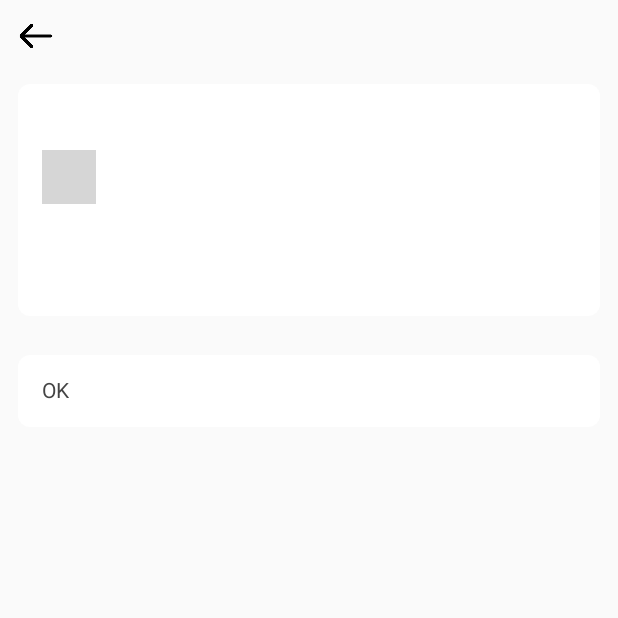
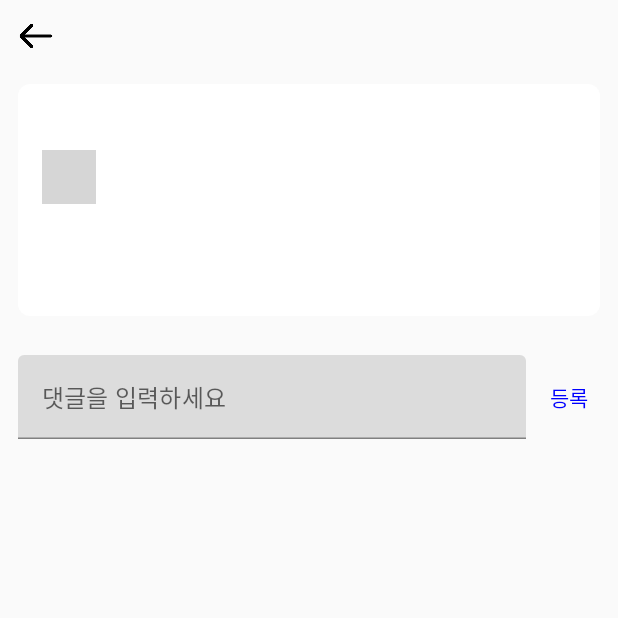
Before and after one commit to ikiki1008/EthanDemoProject, an Android app built with Jetpack Compose: the PostDetailActivity screen opened directly, with no data from a screen before it, on a phone screen of 412 x 824 dp, the top half of it. Run offline under Robolectric (Android 15) with nearby library versions, the phone set to English and light mode, and no system bars; our stand-ins replace Room's generated code; pictures from the network do not load; grey boxes are pictures that could not be loaded.

Commit message:
added comments function with using room db

```diff
--- /dev/null
+++ b/app/src/main/java/com/example/myapplication/ui/theme/community/AppDataBase.kt
@@ -0,0 +1,10 @@
+package com.example.myapplication.ui.theme.community
+
+import androidx.room.Database
+import androidx.room.RoomDatabase
+import com.example.myapplication.ui.theme.dataclass.CommentEntity
+
+@Database (entities = [CommentEntity::class], version = 1)
+abstract class AppDataBase : RoomDatabase() {
+    abstract fun commentDao(): CommentDao
+}
--- /dev/null
+++ b/app/src/main/java/com/example/myapplication/ui/theme/community/CommentViewModel.kt
@@ -0,0 +1,39 @@
+package com.example.myapplication.ui.theme.community
+
+import android.app.Application
+import androidx.lifecycle.AndroidViewModel
+import androidx.lifecycle.viewModelScope
+import androidx.room.Room
+import com.example.myapplication.ui.theme.dataclass.CommentEntity
+import kotlinx.coroutines.flow.MutableStateFlow
+import kotlinx.coroutines.flow.asStateFlow
+import kotlinx.coroutines.launch
+
+class CommentViewModel(application: Application) : AndroidViewModel(application) {
+    private val db = Room.databaseBuilder(application, AppDataBase::class.java, "app-db").build()
+    private val _comments = MutableStateFlow<List<CommentEntity>>(emptyList())
+    val comments = _comments.asStateFlow()
+
+    //댓글 불러오기
+    fun loadComments(postId:String) {
+        viewModelScope.launch {
+            _comments.value = db.commentDao().getCommentForPost(postId)
+        }
+    }
+
+    //댓글 추가하기
+    fun addComment(postId: String, content:String) {
+        viewModelScope.launch {
+            db.commentDao().insertComment(CommentEntity(postId = postId, content = content))
+            loadComments(postId)
+        }
+    }
+
+    //댓글 삭제하기
+    fun deleteComment(comment : CommentEntity) {
+        viewModelScope.launch {
+            db.commentDao().deleteComment(comment)
+            loadComments(comment.postId)
+        }
+    }
+}
--- a/app/src/main/java/com/example/myapplication/ui/theme/community/PostDetailActivity.kt
+++ b/app/src/main/java/com/example/myapplication/ui/theme/community/PostDetailActivity.kt
@@ -2,6 +2,7 @@ package com.example.myapplication.ui.theme.community
 
 import android.R
 import android.os.Bundle
+import android.widget.Space
 import androidx.activity.compose.setContent
 import androidx.compose.material.Text
 import androidx.compose.runtime.State
@@ -20,9 +21,24 @@ import androidx.compose.foundation.layout.height
 import androidx.compose.foundation.layout.padding
 import androidx.compose.foundation.layout.size
 import androidx.compose.foundation.layout.width
+import androidx.compose.foundation.lazy.LazyColumn
 import androidx.compose.foundation.shape.CircleShape
 import androidx.compose.foundation.shape.RoundedCornerShape
+import androidx.compose.material.DismissDirection
+import androidx.compose.material.DismissValue
+import androidx.compose.material.ExperimentalMaterialApi
+import androidx.compose.material.SwipeToDismiss
+import androidx.compose.material.TextField
+import androidx.compose.material.icons.Icons
+import androidx.compose.material.icons.filled.Delete
+import androidx.compose.material.rememberDismissState
 import androidx.compose.runtime.Composable
+import androidx.compose.runtime.LaunchedEffect
+import androidx.compose.runtime.collectAsState
+import androidx.compose.runtime.getValue
+import androidx.compose.runtime.mutableStateOf
+import androidx.compose.runtime.remember
+import androidx.compose.runtime.setValue
 import androidx.compose.ui.Alignment
 import androidx.compose.ui.Modifier
 import androidx.compose.ui.draw.clip
@@ -33,9 +49,12 @@ import androidx.compose.ui.res.stringResource
 import androidx.compose.ui.unit.dp
 import androidx.compose.ui.unit.sp
 import androidx.core.app.ActivityCompat
+import androidx.lifecycle.ViewModelProvider
 import coil.compose.AsyncImage
 import coil.compose.rememberAsyncImagePainter
 import com.example.myapplication.ui.theme.MyApplicationTheme
+import androidx.compose.foundation.lazy.items
+import androidx.compose.material.Icon
 
 class PostDetailActivity : ComponentActivity() {
     override fun onCreate(savedInstanceState: Bundle?) {
@@ -48,6 +67,12 @@ class PostDetailActivity : ComponentActivity() {
         val post = intent.getStringExtra("post") ?: ""
         val postPic = intent.getStringExtra("postPic") ?: ""
         val menu = intent.getStringExtra("postGenre") ?: ""
+
+        val commentViewModel = ViewModelProvider(
+            this,
+            ViewModelProvider.AndroidViewModelFactory.getInstance(application)
+        )
+            .get(CommentViewModel::class.java)
 
         setContent {
             MyApplicationTheme {
@@ -67,7 +92,7 @@ class PostDetailActivity : ComponentActivity() {
                     )
 
                     Spacer(modifier = Modifier.height(2.dp)) // 여유 공간
-                    PostingReplyScreen()
+                    PostingReplyScreen(postId = id, commentViewModel = commentViewModel)
                 }
             }
         }
@@ -153,24 +178,104 @@ class PostDetailActivity : ComponentActivity() {
         }
     }
 
+    @OptIn(ExperimentalMaterialApi::class)
     @Composable
-    fun PostingReplyScreen() {
+    fun PostingReplyScreen(postId: String, commentViewModel: CommentViewModel) {
+        val comments by commentViewModel.comments.collectAsState()
+        var input by remember { mutableStateOf("") }
+
+        LaunchedEffect(postId) {
+            commentViewModel.loadComments(postId)
+        }
+
         Column(
             modifier = Modifier
                 .fillMaxSize()
                 .padding(12.dp)
         ) {
+            // 댓글 입력창
+            Row(
+                verticalAlignment = Alignment.CenterVertically,
+                modifier = Modifier.fillMaxWidth()
+            ) {
+                TextField(
+                    value = input,
+                    onValueChange = { input = it },
+                    placeholder = { Text("댓글을 입력하세요") },
+                    modifier = Modifier.weight(1f)
+                )
+                Spacer(modifier = Modifier.width(8.dp))
+                Text(
+                    text = "등록",
+                    modifier = Modifier
+                        .clickable {
+                            if (input.isNotBlank()) {
+                                commentViewModel.addComment(postId, input)
+                                input = ""
+                            }
+                        }
+                        .padding(8.dp),
+                    color = Color.Blue
+                )
+            }
+
+            Spacer(modifier = Modifier.height(12.dp))
+
+            // 댓글 목록 (삭제하기 기능 추가)
+            LazyColumn(
+                modifier = Modifier.fillMaxSize()
+            ) {
+                items(
+                    items = comments,
+                    key = { it.id } // id는 CommentEntity에 있어야 함
+                ) { comment ->
+                    val dismissState = rememberDismissState(
+                        confirmStateChange = {
+                            if (it == DismissValue.DismissedToStart) {
+                                commentViewModel.deleteComment(comment)
+                            }
+                            true
+                        }
+                    )
+
+                    SwipeToDismiss(
+                        state = dismissState,
+                        directions = setOf(DismissDirection.EndToStart),
+                        background = {
+                            val color = when (dismissState.dismissDirection) {
+                                DismissDirection.EndToStart -> Color.Red
+                                else -> Color.Transparent
+                            }
                             Box(
                                 modifier = Modifier
-                    .background(Color.White, RoundedCornerShape(8.dp))
-                    .padding(16.dp)
+                                    .fillMaxSize()
+                                    .background(color)
+                                    .padding(horizontal = 20.dp),
+                                contentAlignment = Alignment.CenterEnd
+                            ) {
+                                Icon(
+                                    imageVector = Icons.Default.Delete,
+                                    contentDescription = "삭제",
+                                    tint = Color.White
+                                )
+                            }
+                        },
+                        dismissContent = {
+                            Column(
+                                modifier = Modifier
                                     .fillMaxWidth()
+                                    .padding(vertical = 4.dp)
+                                    .background(Color.White)
+                                    .padding(8.dp)
                             ) {
-                Column {
                                 Text(
-                        text = stringResource(R.string.VideoView_error_button),
+                                    text = comment.username,
                                     fontSize = 14.sp,
                                     color = Color.DarkGray
+                                )
+                                Text(text = comment.content, fontSize = 16.sp, color = Color.Black)
+                            }
+                        }
                     )
                 }
             }
--- a/app/src/main/res/values/strings.xml
+++ b/app/src/main/res/values/strings.xml
@@ -80,4 +80,7 @@
     <string name="adtitle6">투명 3칸 펜트리</string>
 
     <string name="today_recommend">오늘의 추천상품</string>
+    <string name="userId">프리렌_언제나오냐</string>
+    <string name="input_comment">댓글을 입력하세요</string>
+    <string name="registration">등록</string>
 </resources>
--- a/gradle/libs.versions.toml
+++ b/gradle/libs.versions.toml
@@ -8,6 +8,8 @@ espressoCore = "3.5.1"
 lifecycleRuntimeKtx = "2.6.1"
 activityCompose = "1.8.0"
 composeBom = "2024.09.00"
+roomCommonJvm = "2.7.1"
+roomRuntimeAndroid = "2.7.1"
 
 [libraries]
 androidx-core-ktx = { group = "androidx.core", name = "core-ktx", version.ref = "coreKtx" }
@@ -24,6 +26,8 @@ androidx-ui-tooling-preview = { group = "androidx.compose.ui", name = "ui-toolin
 androidx-ui-test-manifest = { group = "androidx.compose.ui", name = "ui-test-manifest" }
 androidx-ui-test-junit4 = { group = "androidx.compose.ui", name = "ui-test-junit4" }
 androidx-material3 = { group = "androidx.compose.material3", name = "material3" }
+androidx-room-common-jvm = { group = "androidx.room", name = "room-common-jvm", version.ref = "roomCommonJvm" }
+androidx-room-runtime-android = { group = "androidx.room", name = "room-runtime-android", version.ref = "roomRuntimeAndroid" }
 
 [plugins]
 android-application = { id = "com.android.application", version.ref = "agp" }
```
Also changed, not shown: app/build.gradle.kts (+7 -0 lines), app/src/main/java/com/example/myapplication/ui/theme/community/CommentDao.kt (added, +20 -0 lines), app/src/main/java/com/example/myapplication/ui/theme/dataclass/CommentEntity.kt (added, +13 -0 lines), 307 other files. Lines whose indentation alone changed are shown as unchanged.
